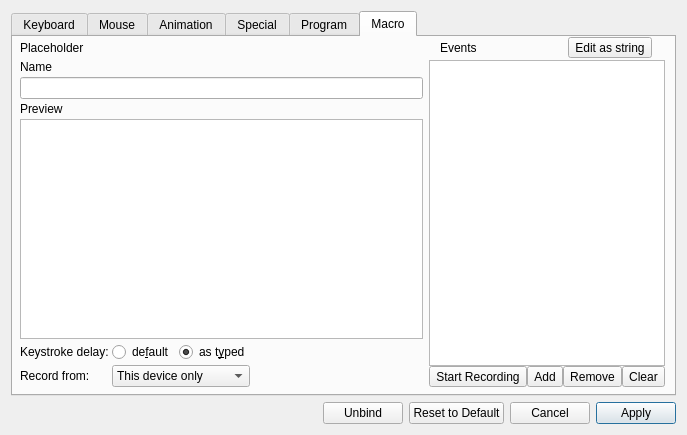
ckb-next/ckb-next, file src/gui/rebindwidget.ui: the form before one commit.
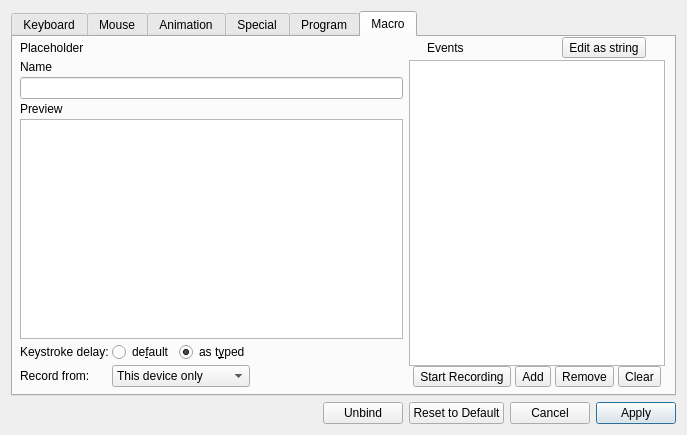
The form after the commit. The open tabs and pages were chosen to show the change. Custom widgets are drawn as their Qt base class.

Commit message: Fix macrotable alignment

Diff of the .ui file:
```diff
--- a/src/gui/rebindwidget.ui
+++ b/src/gui/rebindwidget.ui
@@ -1510,7 +1510,7 @@
          <item>
           <widget class="QTableView" name="tableView">
            <property name="sizePolicy">
-            <sizepolicy hsizetype="Maximum" vsizetype="Expanding">
+            <sizepolicy hsizetype="Minimum" vsizetype="Expanding">
              <horstretch>0</horstretch>
              <verstretch>0</verstretch>
             </sizepolicy>
```
